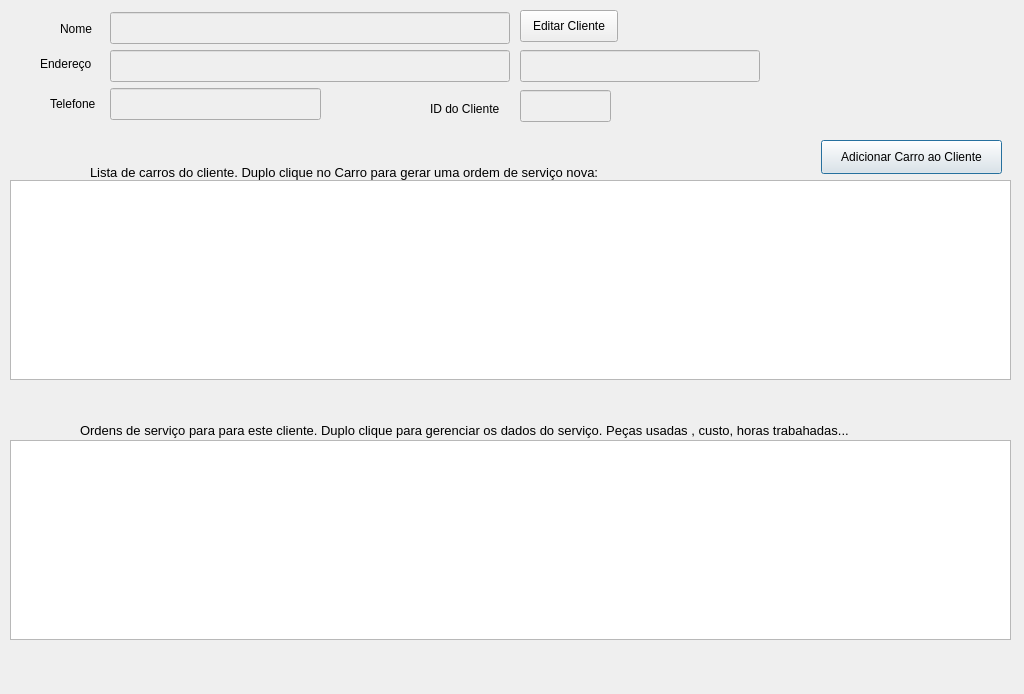
Before: the Qt Designer form clientinfo.ui in bedi1982/Oficina, drawn with Qt 5.
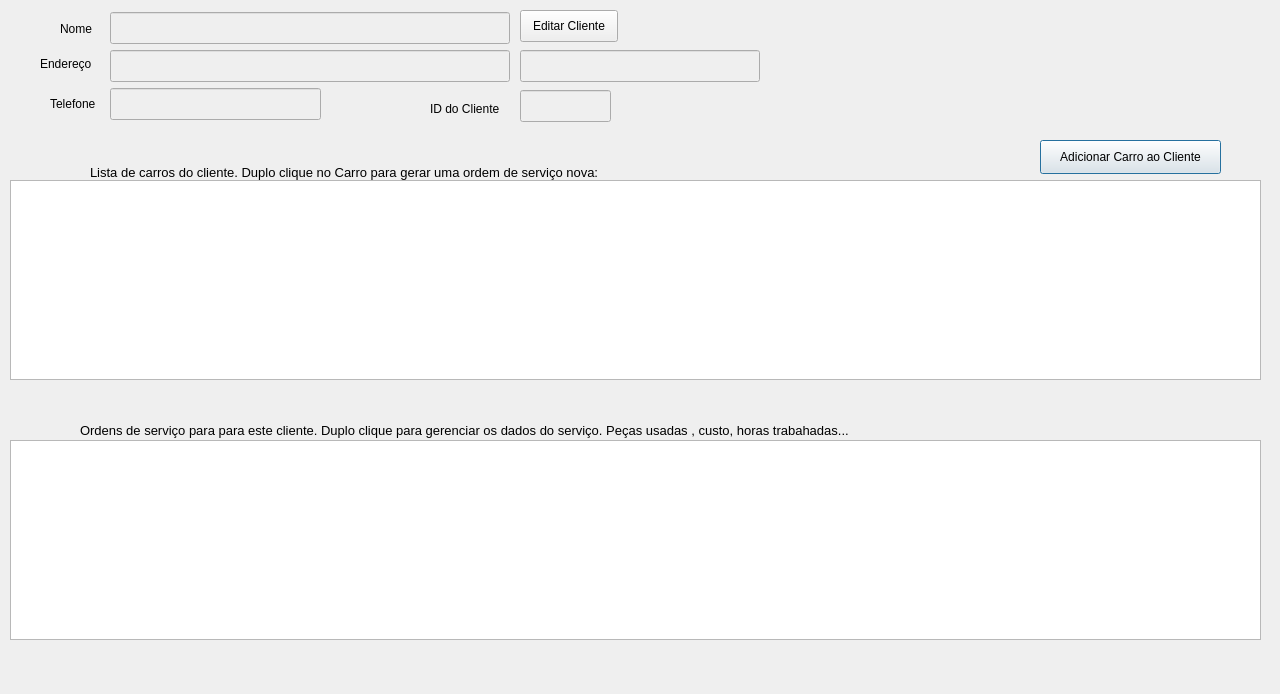
After: the same form once the commit is applied.

Commit message: Refactored the edit client window.

What changed in the file:
```diff
--- a/clientinfo.ui
+++ b/clientinfo.ui
@@ -6,7 +6,7 @@
    <rect>
     <x>0</x>
     <y>0</y>
-    <width>1024</width>
+    <width>1280</width>
     <height>694</height>
    </rect>
   </property>
@@ -18,13 +18,13 @@
   </property>
   <property name="minimumSize">
    <size>
-    <width>1024</width>
+    <width>1280</width>
     <height>694</height>
    </size>
   </property>
   <property name="maximumSize">
    <size>
-    <width>1024</width>
+    <width>1280</width>
     <height>694</height>
    </size>
   </property>
@@ -34,7 +34,7 @@
   <widget class="QLabel" name="lbl_ClientInfo">
    <property name="geometry">
     <rect>
-     <x>860</x>
+     <x>1079</x>
      <y>0</y>
      <width>151</width>
      <height>131</height>
@@ -49,7 +49,7 @@
     <rect>
      <x>10</x>
      <y>180</y>
-     <width>1001</width>
+     <width>1251</width>
      <height>200</height>
     </rect>
    </property>
@@ -75,7 +75,7 @@
   <widget class="QPushButton" name="btn_addClientCarro">
    <property name="geometry">
     <rect>
-     <x>821</x>
+     <x>1040</x>
      <y>140</y>
      <width>181</width>
      <height>34</height>
@@ -288,7 +288,7 @@
     <rect>
      <x>10</x>
      <y>440</y>
-     <width>1001</width>
+     <width>1251</width>
      <height>200</height>
     </rect>
    </property>
```
The commit also changes 6 other files.
